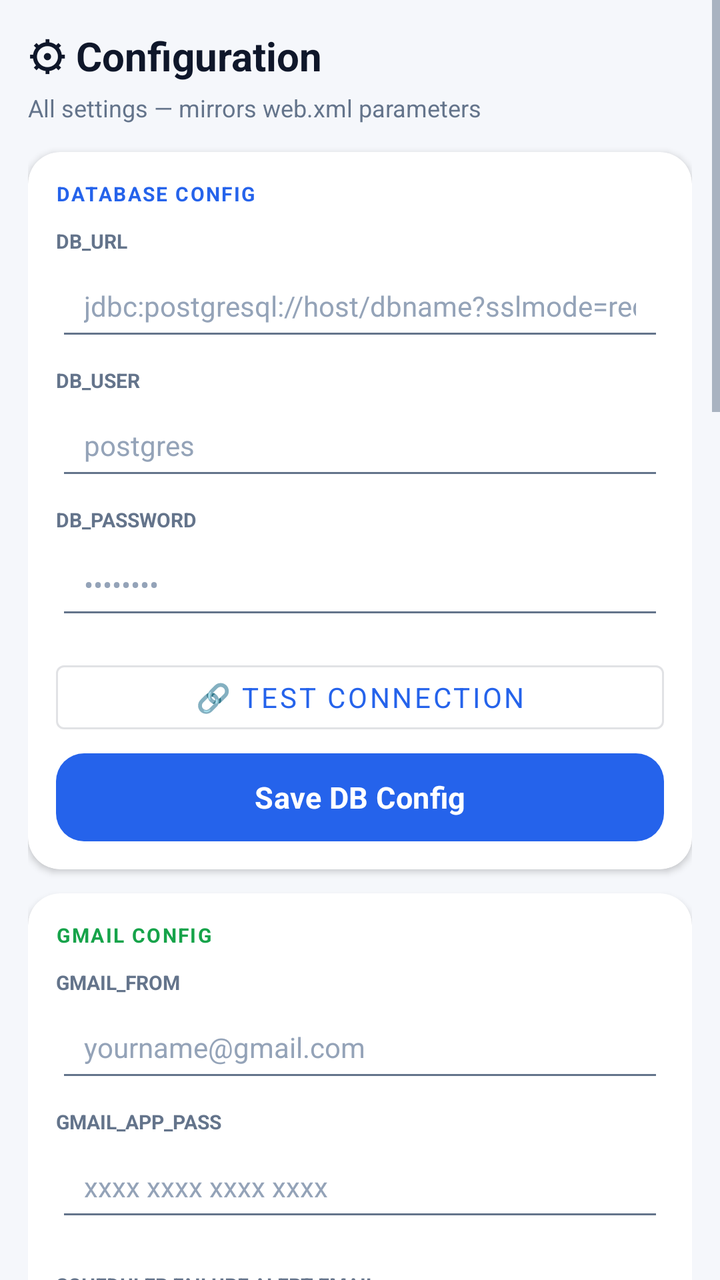
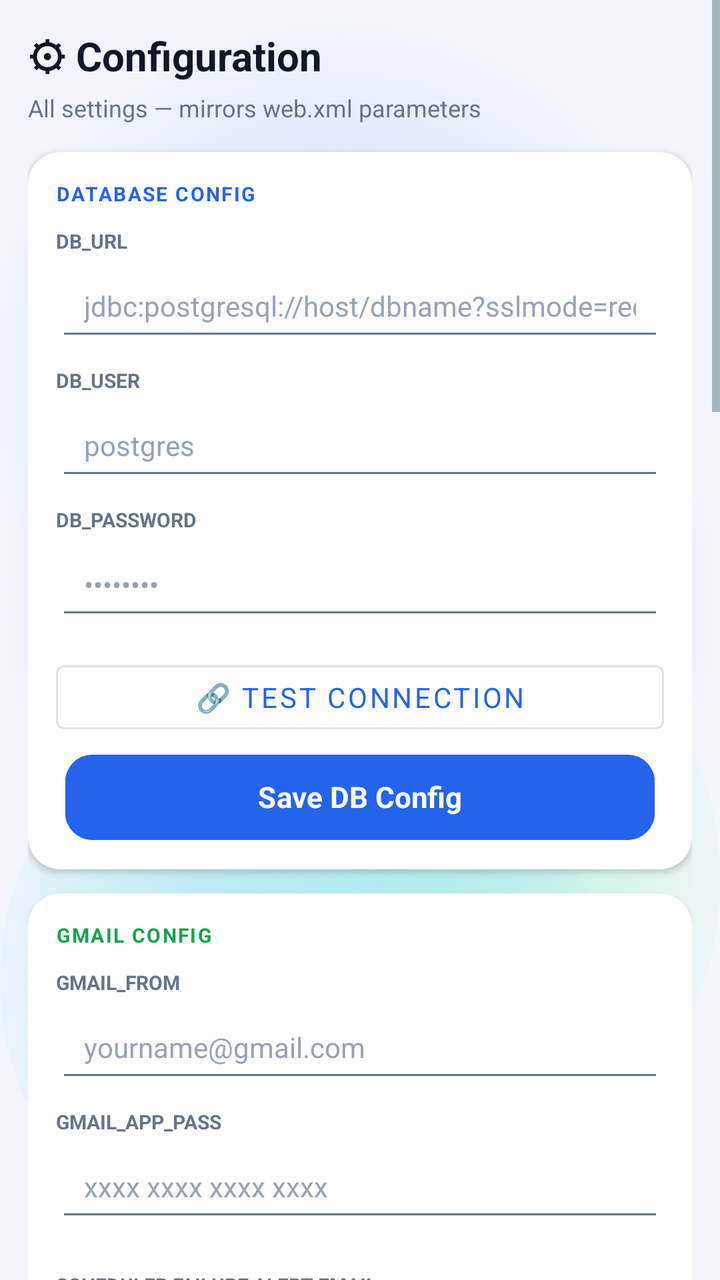

The first picture is an Android layout as it rendered before a commit; the second is the same layout after the commit. The layout source and the unified diff follow.
<!-- AndroidManifest.xml: application theme Theme.ExpenseOS -->
<!-- res/layout/fragment_config.xml -->
<?xml version="1.0" encoding="utf-8"?>
<ScrollView xmlns:android="http://schemas.android.com/apk/res/android"
    xmlns:app="http://schemas.android.com/apk/res-auto"
    android:layout_width="match_parent"
    android:layout_height="match_parent"
    android:background="@color/bg">

    <LinearLayout
        android:layout_width="match_parent"
        android:layout_height="wrap_content"
        android:orientation="vertical"
        android:padding="14dp">

        
        <TextView
            android:layout_width="wrap_content"
            android:layout_height="wrap_content"
            android:text="⚙ Configuration"
            android:textSize="20sp"
            android:textStyle="bold"
            android:textColor="@color/text"
            android:layout_marginBottom="4dp" />

        <TextView
            android:layout_width="wrap_content"
            android:layout_height="wrap_content"
            android:text="All settings — mirrors web.xml parameters"
            android:textSize="12sp"
            android:textColor="@color/text_muted"
            android:layout_marginBottom="14dp" />

        
        <androidx.cardview.widget.CardView
            android:layout_width="match_parent"
            android:layout_height="wrap_content"
            android:layout_marginBottom="12dp"
            app:cardCornerRadius="16dp"
            app:cardElevation="2dp">

            <LinearLayout
                android:layout_width="match_parent"
                android:layout_height="wrap_content"
                android:orientation="vertical"
                android:padding="14dp">

                <TextView
                    android:layout_width="wrap_content"
                    android:layout_height="wrap_content"
                    android:text="DATABASE CONFIG"
                    android:textSize="10sp"
                    android:textStyle="bold"
                    android:textColor="@color/primary"
                    android:textAllCaps="true"
                    android:letterSpacing="0.08"
                    android:layout_marginBottom="10dp" />

                <TextView
                    android:layout_width="wrap_content"
                    android:layout_height="wrap_content"
                    android:text="DB_URL"
                    android:textSize="10sp"
                    android:textColor="@color/text_muted"
                    android:textStyle="bold" />

                <EditText
                    android:id="@+id/etCfgDbUrl"
                    android:layout_width="match_parent"
                    android:layout_height="48dp"
                    android:inputType="text"
                    android:hint="jdbc:postgresql://host/dbname?sslmode=require"
                    android:layout_marginBottom="8dp" />

                <TextView
                    android:layout_width="wrap_content"
                    android:layout_height="wrap_content"
                    android:text="DB_USER"
                    android:textSize="10sp"
                    android:textColor="@color/text_muted"
                    android:textStyle="bold" />

                <EditText
                    android:id="@+id/etCfgDbUser"
                    android:layout_width="match_parent"
                    android:layout_height="48dp"
                    android:hint="postgres"
                    android:layout_marginBottom="8dp" />

                <TextView
                    android:layout_width="wrap_content"
                    android:layout_height="wrap_content"
                    android:text="DB_PASSWORD"
                    android:textSize="10sp"
                    android:textColor="@color/text_muted"
                    android:textStyle="bold" />

                <EditText
                    android:id="@+id/etCfgDbPass"
                    android:layout_width="match_parent"
                    android:layout_height="48dp"
                    android:inputType="textPassword"
                    android:hint="••••••••"
                    android:layout_marginBottom="12dp" />

                <Button
                    android:id="@+id/btnTestConnection"
                    style="@style/Widget.MaterialComponents.Button.OutlinedButton"
                    android:layout_width="match_parent"
                    android:layout_height="44dp"
                    android:text="🔗 Test Connection"
                    android:layout_marginBottom="6dp" />

                <TextView
                    android:id="@+id/tvConnectionResult"
                    android:layout_width="match_parent"
                    android:layout_height="wrap_content"
                    android:textSize="12sp"
                    android:padding="8dp"
                    android:background="@color/bg"
                    android:visibility="gone"
                    android:layout_marginBottom="8dp" />

                <Button
                    android:id="@+id/btnSaveCfgDb"
                    style="@style/BtnPrimary"
                    android:layout_width="match_parent"
                    android:layout_height="44dp"
                    android:text="Save DB Config" />
            </LinearLayout>
        </androidx.cardview.widget.CardView>

        
        <androidx.cardview.widget.CardView
            android:layout_width="match_parent"
            android:layout_height="wrap_content"
            android:layout_marginBottom="12dp"
            app:cardCornerRadius="16dp"
            app:cardElevation="2dp">

            <LinearLayout
                android:layout_width="match_parent"
                android:layout_height="wrap_content"
                android:orientation="vertical"
                android:padding="14dp">

                <TextView
                    android:layout_width="wrap_content"
                    android:layout_height="wrap_content"
                    android:text="GMAIL CONFIG"
                    android:textSize="10sp"
                    android:textStyle="bold"
                    android:textColor="@color/green"
                    android:textAllCaps="true"
                    android:letterSpacing="0.08"
                    android:layout_marginBottom="10dp" />

                <TextView
                    android:layout_width="wrap_content"
                    android:layout_height="wrap_content"
                    android:text="GMAIL_FROM"
                    android:textSize="10sp"
                    android:textColor="@color/text_muted"
                    android:textStyle="bold" />

                <EditText
                    android:id="@+id/etCfgGmailFrom"
                    android:layout_width="match_parent"
                    android:layout_height="48dp"
                    android:inputType="textEmailAddress"
                    android:hint="yourname@gmail.com"
                    android:layout_marginBottom="8dp" />

                <TextView
                    android:layout_width="wrap_content"
                    android:layout_height="wrap_content"
                    android:text="GMAIL_APP_PASS"
                    android:textSize="10sp"
                    android:textColor="@color/text_muted"
                    android:textStyle="bold" />

                <EditText
                    android:id="@+id/etCfgGmailPass"
                    android:layout_width="match_parent"
                    android:layout_height="48dp"
                    android:inputType="textPassword"
                    android:hint="xxxx xxxx xxxx xxxx"
                    android:layout_marginBottom="12dp" />

                <TextView
                    android:layout_width="wrap_content"
                    android:layout_height="wrap_content"
                    android:layout_marginTop="8dp"
                    android:text="SCHEDULER FAILURE ALERT EMAIL"
                    android:textSize="10sp"
                    android:textColor="@color/text_muted"
                    android:textStyle="bold" />

                <EditText
                    android:id="@+id/etCfgAlertEmail"
                    android:layout_width="match_parent"
                    android:layout_height="48dp"
                    android:inputType="textEmailAddress"
                    android:hint="alerts@example.com"
                    android:layout_marginBottom="12dp" />

                <Button
                    android:id="@+id/btnSaveCfgGmail"
                    style="@style/BtnPrimary"
                    android:layout_width="match_parent"
                    android:layout_height="44dp"
                    android:text="Save Gmail Config" />
            </LinearLayout>
        </androidx.cardview.widget.CardView>

        
        <androidx.cardview.widget.CardView
            android:layout_width="match_parent"
            android:layout_height="wrap_content"
            android:layout_marginTop="12dp"
            app:cardCornerRadius="16dp"
            app:cardElevation="3dp">

            <LinearLayout
                android:layout_width="match_parent"
                android:layout_height="wrap_content"
                android:orientation="vertical"
                android:padding="14dp">

                <TextView
                    android:layout_width="wrap_content"
                    android:layout_height="wrap_content"
                    android:text="ZOHO WORKDRIVE (CLOUD BACKUP)"
                    android:textSize="11sp"
                    android:textColor="@color/text_muted"
                    android:layout_marginBottom="8dp" />

                <EditText
                    android:id="@+id/etCfgZohoClientId"
                    android:layout_width="match_parent"
                    android:layout_height="wrap_content"
                    android:hint="Zoho Client ID"
                    android:layout_marginBottom="8dp" />

                <EditText
                    android:id="@+id/etCfgZohoClientSecret"
                    android:layout_width="match_parent"
                    android:layout_height="wrap_content"
                    android:hint="Zoho Client Secret"
                    android:inputType="textPassword"
                    android:layout_marginBottom="8dp" />

                <EditText
                    android:id="@+id/etCfgZohoRefreshToken"
                    android:layout_width="match_parent"
                    android:layout_height="wrap_content"
                    android:hint="Zoho Refresh Token"
                    android:inputType="textPassword"
                    android:layout_marginBottom="8dp" />

                <EditText
                    android:id="@+id/etCfgWorkdriveFolderId"
                    android:layout_width="match_parent"
                    android:layout_height="wrap_content"
                    android:hint="WorkDrive Folder ID"
                    android:layout_marginBottom="8dp" />

                <EditText
                    android:id="@+id/etCfgImportExcelFileName"
                    android:layout_width="match_parent"
                    android:layout_height="wrap_content"
                    android:hint="Import file name: .xlsx or .zsheetlnk (e.g. Import Transactions.zsheetlnk)"
                    android:layout_marginBottom="10dp" />

                <Button
                    android:id="@+id/btnSaveCfgZoho"
                    android:layout_width="match_parent"
                    android:layout_height="42dp"
                    android:text="☁ Save Zoho Config"
                    android:backgroundTint="#1565C0"
                    android:textColor="@android:color/white" />
            </LinearLayout>
        </androidx.cardview.widget.CardView>

        
        <androidx.cardview.widget.CardView
            android:layout_width="match_parent"
            android:layout_height="wrap_content"
            android:layout_marginTop="12dp"
            app:cardCornerRadius="16dp"
            app:cardElevation="3dp">

            <LinearLayout
                android:layout_width="match_parent"
                android:layout_height="wrap_content"
                android:orientation="vertical"
                android:padding="14dp">

                <TextView
                    android:layout_width="wrap_content"
                    android:layout_height="wrap_content"
                    android:layout_marginBottom="10dp"
                    android:letterSpacing="0.08"
                    android:text="ODOO TIMESHEET"
                    android:textAllCaps="true"
                    android:textColor="@color/primary"
                    android:textSize="10sp"
                    android:textStyle="bold" />

                <TextView
                    android:layout_width="wrap_content"
                    android:layout_height="wrap_content"
                    android:text="odoo.url"
                    android:textColor="@color/text_muted"
                    android:textSize="10sp"
                    android:textStyle="bold" />

                <EditText
                    android:id="@+id/etCfgOdooUrl"
                    android:layout_width="match_parent"
                    android:layout_height="48dp"
                    android:layout_marginBottom="8dp"
                    android:hint="https://yourcompany.odoo.com"
                    android:inputType="textUri" />

                <TextView
                    android:layout_width="wrap_content"
                    android:layout_height="wrap_content"
                    android:text="odoo.db"
                    android:textColor="@color/text_muted"
                    android:textSize="10sp"
                    android:textStyle="bold" />

                <EditText
                    android:id="@+id/etCfgOdooDb"
                    android:layout_width="match_parent"
                    android:layout_height="48dp"
                    android:layout_marginBottom="8dp"
                    android:hint="Odoo database name"
                    android:inputType="text" />

                <TextView
                    android:layout_width="wrap_content"
                    android:layout_height="wrap_content"
                    android:text="odoo.user"
                    android:textColor="@color/text_muted"
                    android:textSize="10sp"
                    android:textStyle="bold" />

                <EditText
                    android:id="@+id/etCfgOdooUser"
                    android:layout_width="match_parent"
                    android:layout_height="48dp"
                    android:layout_marginBottom="8dp"
                    android:hint="Odoo login (email)"
                    android:inputType="textEmailAddress" />

                <TextView
                    android:layout_width="wrap_content"
                    android:layout_height="wrap_content"
                    android:text="odoo.apikey"
                    android:textColor="@color/text_muted"
                    android:textSize="10sp"
                    android:textStyle="bold" />

                <EditText
                    android:id="@+id/etCfgOdooApiKey"
                    android:layout_width="match_parent"
                    android:layout_height="48dp"
                    android:layout_marginBottom="12dp"
                    android:hint="••••••••"
                    android:inputType="textPassword" />

                <Button
                    android:id="@+id/btnTestCfgOdoo"
                    style="@style/Widget.MaterialComponents.Button.OutlinedButton"
                    android:layout_width="match_parent"
                    android:layout_height="44dp"
                    android:layout_marginBottom="6dp"
                    android:text="🔗 Test Odoo Connection" />

                <TextView
                    android:id="@+id/tvCfgOdooResult"
                    android:layout_width="match_parent"
                    android:layout_height="wrap_content"
                    android:layout_marginBottom="8dp"
                    android:background="@color/bg"
                    android:padding="8dp"
                    android:textSize="12sp"
                    android:visibility="gone" />

                <Button
                    android:id="@+id/btnSaveCfgOdoo"
                    style="@style/BtnPrimary"
                    android:layout_width="match_parent"
                    android:layout_height="44dp"
                    android:text="Save Odoo Config" />
            </LinearLayout>
        </androidx.cardview.widget.CardView>

        
        <androidx.cardview.widget.CardView
            android:layout_width="match_parent"
            android:layout_height="wrap_content"
            android:layout_marginTop="12dp"
            app:cardCornerRadius="16dp"
            app:cardElevation="3dp">

            <LinearLayout
                android:layout_width="match_parent"
                android:layout_height="wrap_content"
                android:orientation="vertical"
                android:padding="14dp">

                <TextView
                    android:layout_width="wrap_content"
                    android:layout_height="wrap_content"
                    android:layout_marginBottom="4dp"
                    android:text="ALARM"
                    android:textColor="@color/text_muted"
                    android:textSize="11sp" />

                <LinearLayout
                    android:id="@+id/rowAlarmRamp"
                    android:layout_width="match_parent"
                    android:layout_height="wrap_content"
                    android:background="?attr/selectableItemBackground"
                    android:clickable="true"
                    android:focusable="true"
                    android:gravity="center_vertical"
                    android:orientation="horizontal"
                    android:paddingVertical="12dp">

                    <TextView
                        android:layout_width="0dp"
                        android:layout_height="wrap_content"
                        android:layout_weight="1"
                        android:text="Gradually increase volume"
                        android:textColor="@color/text"
                        android:textSize="15sp" />

                    <TextView
                        android:id="@+id/tvAlarmRampValue"
                        android:layout_width="wrap_content"
                        android:layout_height="wrap_content"
                        android:text="30 seconds"
                        android:textColor="@color/text_muted"
                        android:textSize="14sp" />
                </LinearLayout>

                <View
                    android:layout_width="match_parent"
                    android:layout_height="1dp"
                    android:background="#22808080" />

                <LinearLayout
                    android:id="@+id/rowAlarmVibration"
                    android:layout_width="match_parent"
                    android:layout_height="wrap_content"
                    android:background="?attr/selectableItemBackground"
                    android:clickable="true"
                    android:focusable="true"
                    android:gravity="center_vertical"
                    android:orientation="horizontal"
                    android:paddingVertical="12dp">

                    <TextView
                        android:layout_width="0dp"
                        android:layout_height="wrap_content"
                        android:layout_weight="1"
                        android:text="Vibration"
                        android:textColor="@color/text"
                        android:textSize="15sp" />

                    <androidx.appcompat.widget.SwitchCompat
                        android:id="@+id/swAlarmVibration"
                        android:layout_width="wrap_content"
                        android:layout_height="wrap_content" />
                </LinearLayout>
            </LinearLayout>
        </androidx.cardview.widget.CardView>

        
        <androidx.cardview.widget.CardView
            android:layout_width="match_parent"
            android:layout_height="wrap_content"
            android:layout_marginTop="12dp"
            app:cardCornerRadius="16dp"
            app:cardElevation="2dp"
            app:cardBackgroundColor="@color/primary_soft">

            <LinearLayout
                android:layout_width="match_parent"
                android:layout_height="wrap_content"
                android:orientation="vertical"
                android:padding="14dp">

                <TextView
                    android:layout_width="wrap_content"
                    android:layout_height="wrap_content"
                    android:text="💾 Save All &amp; Sync to Cloud"
                    android:textSize="13sp"
                    android:textStyle="bold"
                    android:textColor="@color/primary"
                    android:layout_marginBottom="6dp" />

                <TextView
                    android:layout_width="wrap_content"
                    android:layout_height="wrap_content"
                    android:text="Saves all config locally AND pushes to app_config table in Neon DB. Passwords are NOT synced for security."
                    android:textSize="11sp"
                    android:textColor="@color/text_muted"
                    android:layout_marginBottom="10dp" />

                <Button
                    android:id="@+id/btnSyncConfigToDb"
                    style="@style/BtnPrimary"
                    android:layout_width="match_parent"
                    android:layout_height="48dp"
                    android:text="☁ Save All + Sync Config to DB" />

                <TextView
                    android:id="@+id/tvSyncConfigStatus"
                    android:layout_width="match_parent"
                    android:layout_height="wrap_content"
                    android:textSize="12sp"
                    android:padding="8dp"
                    android:background="@color/bg_card"
                    android:visibility="gone"
                    android:layout_marginTop="8dp" />
            </LinearLayout>
        </androidx.cardview.widget.CardView>

        
        <androidx.cardview.widget.CardView
            android:layout_width="match_parent"
            android:layout_height="wrap_content"
            android:layout_marginTop="12dp"
            app:cardCornerRadius="16dp"
            app:cardElevation="1dp">

            <androidx.fragment.app.FragmentContainerView
                android:id="@+id/aiConfigContainer"
                android:name="com.expenseos.ui.AiConfigManagerFragment"
                android:layout_width="match_parent"
                android:layout_height="wrap_content" />
        </androidx.cardview.widget.CardView>

    </LinearLayout>
</ScrollView>
<!-- resources referenced by this layout -->
<resources>
  <color name="bg">#F5F7FB</color>
  <color name="bg_card">#FFFFFF</color>
  <style name="Theme.ExpenseOS" parent="Theme.MaterialComponents.DayNight.NoActionBar">
          <item name="colorPrimary">@color/primary</item>
          <item name="colorPrimaryVariant">@color/primary_dark</item>
          <item name="colorPrimaryDark">@color/primary_dark</item>
          <item name="colorOnPrimary">@color/on_primary</item>
          <item name="colorSecondary">@color/secondary</item>
          <item name="colorSecondaryVariant">@color/secondary_dark</item>
          <item name="colorOnSecondary">@color/on_primary</item>
          <item name="colorAccent">@color/primary</item>
          <item name="colorSurface">@color/surface</item>
          <item name="colorOnSurface">@color/text</item>
          <item name="colorOnBackground">@color/text</item>
          <item name="colorError">@color/danger</item>
          <item name="android:colorBackground">@color/bg</item>
          <item name="android:windowBackground">@color/bg</item>
  
          <item name="android:textColorPrimary">@color/text</item>
          <item name="android:textColorSecondary">@color/text_muted</item>
          <item name="android:textColorHint">@color/text_hint</item>
          <item name="android:fontFamily">sans-serif</item>
          <item name="fontFamily">sans-serif</item>
  
          
          <item name="android:statusBarColor">@color/bg</item>
          <item name="android:navigationBarColor">@color/nav_bg</item>
          <item name="android:windowLightStatusBar">true</item>
          <item name="android:windowLightNavigationBar" tools:targetApi="o_mr1">true</item>
          <item name="android:forceDarkAllowed" tools:targetApi="q">false</item>
  
          
          <item name="editTextStyle">@style/Widget.ExpenseOS.EditText</item>
          <item name="materialAlertDialogTheme">@style/ThemeOverlay.ExpenseOS.Dialog</item>
          <item name="bottomSheetDialogTheme">@style/ThemeOverlay.ExpenseOS.BottomSheet</item>
          <item name="materialTimePickerTheme">@style/ThemeOverlay.ExpenseOS.TimePicker</item>
          <item name="android:windowAnimationStyle">@style/Animation.ExpenseOS.Window</item>
          <item name="android:windowActivityTransitions">true</item>
          <item name="android:windowContentTransitions">true</item>
      </style>
  <style name="BtnBase" parent="Widget.MaterialComponents.Button">
          <item name="android:textSize">@dimen/type_subtitle</item>
          <item name="android:textStyle">bold</item>
          <item name="android:letterSpacing">0.01</item>
          <item name="android:textAllCaps">false</item>
          <item name="android:minHeight">@dimen/touch_target</item>
          <item name="android:insetTop">0dp</item>
          <item name="android:insetBottom">0dp</item>
          <item name="cornerRadius">14dp</item>
          <item name="android:stateListAnimator">@null</item>
      </style>
  <color name="surface">#FFFFFF</color>
  <color name="nav_bg">#FFFFFF</color>
  <!-- unchanged entries left out for length: 24 -->
</resources>

<!-- the commit's change to res/layout/fragment_config.xml (unified diff, before → after) -->
@@ -3,7 +3,7 @@
     xmlns:app="http://schemas.android.com/apk/res-auto"
     android:layout_width="match_parent"
     android:layout_height="match_parent"
-    android:background="@color/bg">
+    android:background="@android:color/transparent">
 
     <LinearLayout
         android:layout_width="match_parent"
@@ -115,7 +115,7 @@
                     android:layout_height="wrap_content"
                     android:textSize="12sp"
                     android:padding="8dp"
-                    android:background="@color/bg"
+                    android:background="@android:color/transparent"
                     android:visibility="gone"
                     android:layout_marginBottom="8dp" />
 
@@ -382,7 +382,7 @@
                     android:layout_width="match_parent"
                     android:layout_height="wrap_content"
                     android:layout_marginBottom="8dp"
-                    android:background="@color/bg"
+                    android:background="@android:color/transparent"
                     android:padding="8dp"
                     android:textSize="12sp"
                     android:visibility="gone" />
<!-- resource entries referenced after the edit -->
@@ -1,7 +1,61 @@
 <!-- resources referenced by this layout -->
 <resources>
-  <color name="bg">#F5F7FB</color>
-  <color name="bg_card">#FFFFFF</color>
+  <color name="bg">#F2F5FB</color>
+  <!-- drawable aurora_bg (drawable) -->
+  <?xml version="1.0" encoding="utf-8"?>
+  <layer-list xmlns:android="http://schemas.android.com/apk/res/android">
+      <item android:drawable="@color/aurora_base" />
+      <item android:width="380dp" android:height="380dp"
+          android:gravity="top|end"
+          android:drawable="@drawable/aurora_blob_blue" />
+      <item android:width="360dp" android:height="360dp"
+          android:gravity="start" android:top="120dp"
+          android:drawable="@drawable/aurora_blob_violet" />
+      <item android:width="340dp" android:height="340dp"
+          android:gravity="bottom|end" android:bottom="30dp"
+          android:drawable="@drawable/aurora_blob_mint" />
+      <item android:width="300dp" android:height="300dp"
+          android:gravity="bottom|start"
+          android:drawable="@drawable/aurora_blob_sky" />
+  </layer-list>
+  <color name="aurora_base">#F2F5FB</color>
+  <!-- drawable aurora_blob_blue (drawable) -->
+  <?xml version="1.0" encoding="utf-8"?>
+  <shape xmlns:android="http://schemas.android.com/apk/res/android" android:shape="oval">
+      <gradient
+          android:type="radial"
+          android:gradientRadius="180dp"
+          android:startColor="#BFDBFE"
+          android:endColor="#00BFDBFE" />
+  </shape>
+  <!-- drawable aurora_blob_violet (drawable) -->
+  <?xml version="1.0" encoding="utf-8"?>
+  <shape xmlns:android="http://schemas.android.com/apk/res/android" android:shape="oval">
+      <gradient
+          android:type="radial"
+          android:gradientRadius="180dp"
+          android:startColor="#DDD6FE"
+          android:endColor="#00DDD6FE" />
+  </shape>
+  <!-- drawable aurora_blob_mint (drawable) -->
+  <?xml version="1.0" encoding="utf-8"?>
+  <shape xmlns:android="http://schemas.android.com/apk/res/android" android:shape="oval">
+      <gradient
+          android:type="radial"
+          android:gradientRadius="180dp"
+          android:startColor="#A7F3D0"
+          android:endColor="#00A7F3D0" />
+  </shape>
+  <!-- drawable aurora_blob_sky (drawable) -->
+  <?xml version="1.0" encoding="utf-8"?>
+  <shape xmlns:android="http://schemas.android.com/apk/res/android" android:shape="oval">
+      <gradient
+          android:type="radial"
+          android:gradientRadius="180dp"
+          android:startColor="#BAE6FD"
+          android:endColor="#00BAE6FD" />
+  </shape>
+  <color name="bg_card">#C2FFFFFF</color>
   <style name="Theme.ExpenseOS" parent="Theme.MaterialComponents.DayNight.NoActionBar">
           <item name="colorPrimary">@color/primary</item>
           <item name="colorPrimaryVariant">@color/primary_dark</item>
@@ -16,7 +70,7 @@
           <item name="colorOnBackground">@color/text</item>
           <item name="colorError">@color/danger</item>
           <item name="android:colorBackground">@color/bg</item>
-          <item name="android:windowBackground">@color/bg</item>
+          <item name="android:windowBackground">@drawable/aurora_bg</item>
   
           <item name="android:textColorPrimary">@color/text</item>
           <item name="android:textColorSecondary">@color/text_muted</item>
@@ -25,8 +79,8 @@
           <item name="fontFamily">sans-serif</item>
   
           
-          <item name="android:statusBarColor">@color/bg</item>
-          <item name="android:navigationBarColor">@color/nav_bg</item>
+          <item name="android:statusBarColor">@android:color/transparent</item>
+          <item name="android:navigationBarColor">@android:color/transparent</item>
           <item name="android:windowLightStatusBar">true</item>
           <item name="android:windowLightNavigationBar" tools:targetApi="o_mr1">true</item>
           <item name="android:forceDarkAllowed" tools:targetApi="q">false</item>
@@ -49,10 +103,9 @@
           <item name="android:insetTop">0dp</item>
           <item name="android:insetBottom">0dp</item>
           <item name="cornerRadius">14dp</item>
-          <item name="android:stateListAnimator">@null</item>
+          <item name="android:stateListAnimator">@animator/btn_press_scale</item>
       </style>
-  <color name="surface">#FFFFFF</color>
-  <color name="nav_bg">#FFFFFF</color>
+  <color name="surface">#E9FFFFFF</color>
   <!-- unchanged entries left out for length: 24 -->
 </resources>
 
